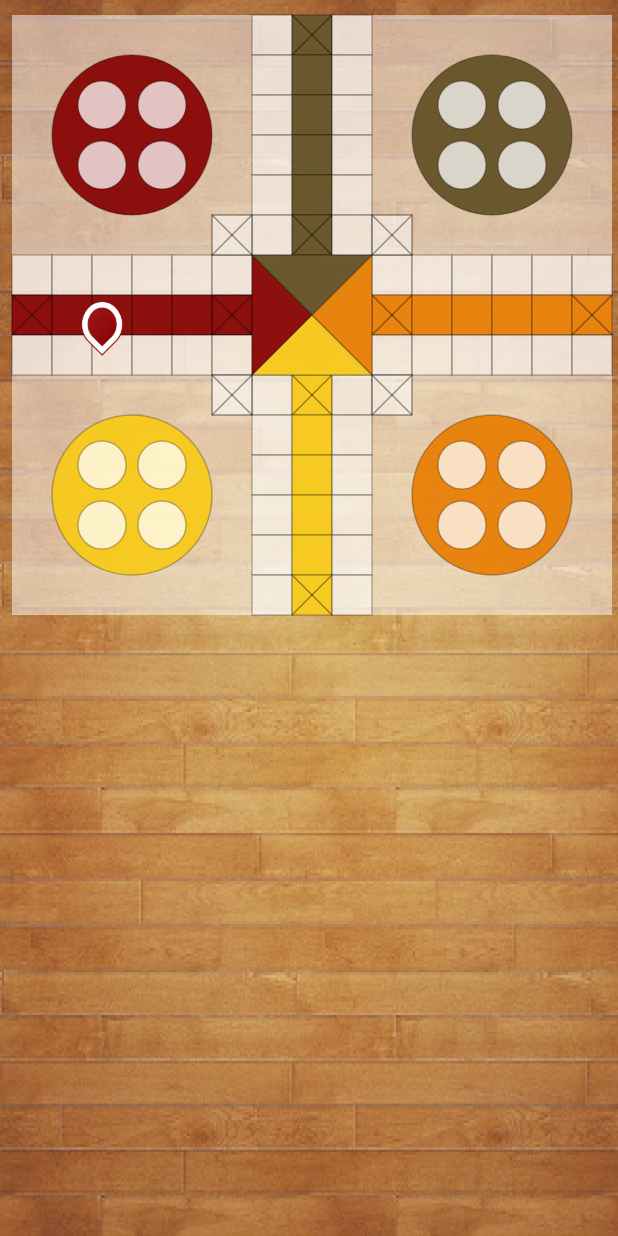
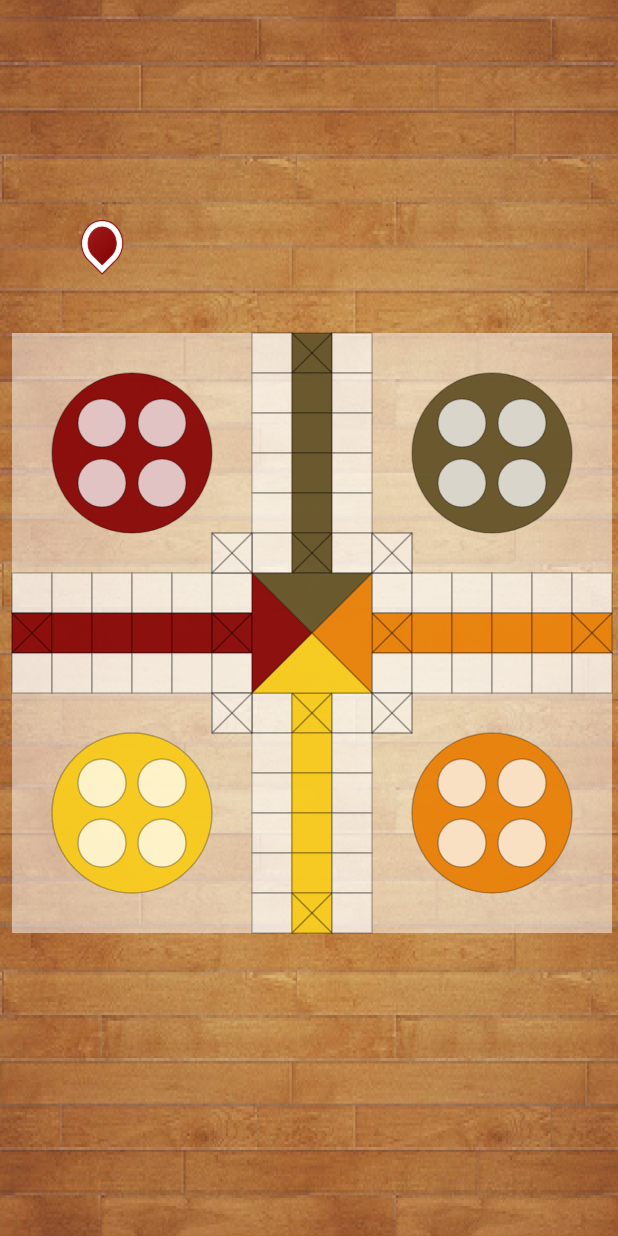
Before and after one commit to coder-selvarajan/thayam_flutter, a Flutter app: the screen it shows after launch, on a phone screen of 412 x 824 dp. Run offline on Flutter 3.47's test engine with Material 2 defaults, Android fonts, the phone set to English and light mode, and no system bars.

Commit message:
Rearranging the widgets & classes, Pawn animation with animationbuilder

```diff
--- a/lib/PawnDisplay.dart
+++ /dev/null
@@ -1,68 +0,0 @@
-import 'package:flutter/material.dart';
-import 'Constants.dart';
-import 'Pawn.dart';
-import 'dart:ui' as ui;
-
-class PawnDisplay extends StatefulWidget {
-  PawnDisplay(
-      {Key key, this.leftPawn, this.topPawn, this.rightPawn, this.bottomPawn})
-      : super(key: key);
-
-  ui.Image leftPawn;
-  ui.Image topPawn;
-  ui.Image rightPawn;
-  ui.Image bottomPawn;
-
-  @override
-  _PawnDisplayState createState() => _PawnDisplayState();
-}
-
-class _PawnDisplayState extends State<PawnDisplay> {
-  bool isBig = false;
-  double pawnWidth = bSquareWidth * 1.4;
-  double leftAdjustment = -bLeftOffset + bSquareWidth * 0.7;
-  double topAdjustment = -bTopOffset + bSquareWidth * 0.9;
-  double leftSquarePos = 2.25;
-  double topSquarePos = 3.75;
-
-  @override
-  Widget build(BuildContext context) {
-    return Stack(
-      children: <Widget>[
-        AnimatedPositioned(
-          left: (leftSquarePos * bSquareWidth) - leftAdjustment,
-          top: isBig ? (topSquarePos * bSquareWidth) - topAdjustment : 200,
-          width: pawnWidth,
-          height: pawnWidth,
-          child: GestureDetector(
-            onTap: () {
-              print('tapped the image');
-              setState(() {
-                isBig = !isBig;
-              });
-            },
-            child: Image.asset("assets/images/maroon-pawn.png"),
-          ),
-          duration: Duration(milliseconds: 300),
-          curve: Curves.easeInOutQuad,
-        ),
-//        CustomPaint(
-//          size: Size(400, 400),
-//          painter: Pawn(widget.leftPawn, 2.25, 2.25),
-//        ),
-//        CustomPaint(
-//          size: Size(400, 400),
-//          painter: Pawn(widget.leftPawn, 2.25, 3.75),
-//        ),
-//        CustomPaint(
-//          size: Size(400, 400),
-//          painter: Pawn(widget.leftPawn, 3.75, 2.25),
-//        ),
-//        CustomPaint(
-//          size: Size(400, 400),
-//          painter: Pawn(widget.leftPawn, 3.75, 3.75),
-//        ),
-      ],
-    );
-  }
-}
--- /dev/null
+++ b/lib/app.dart
@@ -0,0 +1,13 @@
+import 'package:flutter/material.dart';
+import 'screens/game.dart';
+
+class App extends StatelessWidget {
+  // This widget is the root of your application.
+  @override
+  Widget build(BuildContext context) {
+    return MaterialApp(
+      title: 'Thayam',
+      home: Game(),
+    );
+  }
+}
--- a/lib/main.dart
+++ b/lib/main.dart
@@ -1,92 +1,9 @@
-import 'package:ThayamGame/Board.dart';
-import 'package:ThayamGame/Pawns.dart';
-import 'package:ThayamGame/Pawn.dart';
 import 'package:flutter/material.dart';
-import 'dart:async';
-import 'dart:ui' as ui;
-import 'package:flutter/services.dart' show rootBundle;
-import 'package:flutter/painting.dart' show decodeImageFromList;
-import 'Constants.dart';
-import 'PawnDisplay.dart';
+import 'app.dart';
+//import 'package:flutter/rendering.dart';
 
 void main() {
-  runApp(MyApp());
+//  debugPaintSizeEnabled = true;
+
+  runApp(App());
 }
-
-class MyApp extends StatelessWidget {
-  MyApp() {
-    bWidth = 400; //MediaQuery.of(context).size.width - 20;
-    bHeight = bWidth;
-    bSquareWidth = bWidth / 15;
-    bLeftOffset = 8;
-    bTopOffset = 10;
-    print('initBoardSizes');
-  }
-
-  Size getBoardSize(BuildContext context) {
-    return Size(300, 300);
-  }
-
-  Future<ui.Image> loadImage(String imageName) async {
-    final data = await rootBundle.load(imageName);
-    return decodeImageFromList(data.buffer.asUint8List());
-  }
-
-  loadPawnImage() async {
-    leftPawn = await loadImage("assets/images/maroon-pawn.png");
-    topPawn = await loadImage("assets/images/dark-pawn.png");
-    rightPawn = await loadImage("assets/images/orange-pawn.png");
-    bottomPawn = await loadImage("assets/images/yellow-pawn.png");
-  }
-
-  ui.Image leftPawn;
-  ui.Image topPawn;
-  ui.Image rightPawn;
-  ui.Image bottomPawn;
-
-  initBoardSizes() {}
-
-  // This widget is the root of your application.
-  @override
-  Widget build(BuildContext context) {
-    initBoardSizes();
-    loadPawnImage();
-
-    return MaterialApp(
-      title: 'Thayam Flutter App',
-      home: Scaffold(
-        body: Container(
-          decoration: BoxDecoration(
-            image: DecorationImage(
-              image: AssetImage(
-                "assets/images/wooden-bg.png",
-              ),
-              fit: BoxFit.cover,
-            ),
-          ),
-          width: double.infinity,
-          height: double.infinity,
-          child: SafeArea(
-            child: Stack(
-              children: <Widget>[
-                CustomPaint(
-                  size: getBoardSize(context),
-                  painter: Board(),
-                ),
-                CustomPaint(
-                  size: getBoardSize(context),
-                  painter: Pawns(leftPawn, topPawn, rightPawn, bottomPawn),
-                ),
-                PawnDisplay(
-                    leftPawn: leftPawn,
-                    topPawn: topPawn,
-                    rightPawn: rightPawn,
-                    bottomPawn: bottomPawn),
-              ],
-            ),
-          ),
-        ),
-      ),
-    );
-  }
-}
--- /dev/null
+++ b/lib/screens/game.dart
@@ -0,0 +1,93 @@
+import 'package:flutter/material.dart';
+import 'dart:ui' as ui;
+import 'package:flutter/services.dart' show rootBundle;
+import 'package:flutter/painting.dart' show decodeImageFromList;
+import '../constants.dart';
+import '../widgets/board.dart';
+import '../widgets/pawnsPainter.dart';
+import '../widgets/pawn.dart';
+import '../widgets/pawns.dart';
+
+class Game extends StatefulWidget {
+  @override
+  _GameState createState() => _GameState();
+}
+
+class _GameState extends State<Game> {
+  @override
+  void initState() {
+    super.initState();
+
+    bWidth = 400; //MediaQuery.of(context).size.width - 20;
+    bHeight = bWidth;
+    bSquareWidth = bWidth / 15;
+    bLeftOffset = 8;
+    bTopOffset = 10;
+    print('initBoardSizes');
+  }
+
+  Size getBoardSize(BuildContext context) {
+    return Size(300, 300);
+  }
+
+  Future<ui.Image> loadImage(String imageName) async {
+    final data = await rootBundle.load(imageName);
+    return decodeImageFromList(data.buffer.asUint8List());
+  }
+
+  loadPawnImage() async {
+    leftPawn = await loadImage("assets/images/maroon-pawn.png");
+    topPawn = await loadImage("assets/images/dark-pawn.png");
+    rightPawn = await loadImage("assets/images/orange-pawn.png");
+    bottomPawn = await loadImage("assets/images/yellow-pawn.png");
+  }
+
+  ui.Image leftPawn;
+  ui.Image topPawn;
+  ui.Image rightPawn;
+  ui.Image bottomPawn;
+
+  initBoardSizes() {}
+
+  // This widget is the root of your application.
+  @override
+  Widget build(BuildContext context) {
+    initBoardSizes();
+    loadPawnImage();
+
+    print('Game build called');
+
+    return Scaffold(
+      body: Container(
+        decoration: BoxDecoration(
+          image: DecorationImage(
+            image: AssetImage(
+              "assets/images/wooden-bg.png",
+            ),
+            fit: BoxFit.cover,
+          ),
+        ),
+        width: double.infinity,
+        height: double.infinity,
+        child: Stack(
+//          overflow: Overflow.visible,
+          children: <Widget>[
+            Positioned(
+              left: 0,
+              top: (MediaQuery.of(context).size.height - 400) / 2,
+              child: CustomPaint(
+                size: getBoardSize(context),
+                painter: Board(),
+              ),
+            ),
+            Positioned(
+              left: 0,
+              top: (MediaQuery.of(context).size.height - 400) / 2,
+              child: Pawns(),
+            ),
+          ],
+        ),
+      ),
+    );
+  }
+}
--- a/lib/Board.dart
+++ b/lib/widgets/board.dart
@@ -1,13 +1,12 @@
 import "package:flutter/material.dart";
-import 'package:ThayamGame/Constants.dart';
+import 'package:ThayamGame/constants.dart';
 
 class Board extends CustomPainter {
   Canvas bCanvas;
 
   @override
   void paint(Canvas canvas, Size size) {
-    print("Canvas Width: ${size.width}");
-    print("Canvas Height: ${size.height}");
+//    print('Board paint called');
     bCanvas = canvas;
 
     drawBoard();
@@ -134,7 +133,6 @@ class Board extends CustomPainter {
 
   drawBottomTriangle(
       Paint paint, double left, double top, double width, double height) {
-    print('bottom triangle called');
     Path path = Path()
       ..moveTo(left, top + height)
       ..lineTo(left + (width / 2), top)
@@ -331,6 +329,6 @@ class Board extends CustomPainter {
 
   @override
   bool shouldRepaint(CustomPainter oldDelegate) {
-    return true;
+    return false;
   }
 }
--- a/lib/Pawn.dart
+++ b/lib/widgets/pawn.dart
@@ -3,7 +3,7 @@ import 'dart:ui' as ui;
 import 'dart:math' as math;
 import 'package:flutter/services.dart' show rootBundle;
 import 'package:flutter/painting.dart' show decodeImageFromList;
-import 'package:ThayamGame/Constants.dart';
+import 'package:ThayamGame/constants.dart';
 
 class Pawn extends CustomPainter {
   Pawn(this.pawnImage, this.leftSquarePos, this.topSquarePos);
--- /dev/null
+++ b/lib/widgets/pawns.dart
@@ -0,0 +1,85 @@
+import 'package:flutter/cupertino.dart';
+import 'package:flutter/material.dart';
+import '../constants.dart';
+import 'pawn.dart';
+import 'dart:ui' as ui;
+
+class Pawns extends StatefulWidget {
+//  Pawns({Key key, this.leftPawn, this.topPawn, this.rightPawn, this.bottomPawn})
+//      : super(key: key);
+//
+//  ui.Image leftPawn;
+//  ui.Image topPawn;
+//  ui.Image rightPawn;
+//  ui.Image bottomPawn;
+
+  @override
+  _PawnsState createState() => _PawnsState();
+}
+
+class _PawnsState extends State<Pawns> with TickerProviderStateMixin {
+  double pawnWidth = bSquareWidth * 1.4;
+  double leftAdjustment = -bLeftOffset + bSquareWidth * 0.7;
+  double topAdjustment = -bTopOffset + bSquareWidth * 0.9;
+  double leftSquarePos = 2.25;
+  double topSquarePos = 3.75;
+  Offset pos1;
+  Offset pos2;
+  Offset pos3;
+  Animation pawnAnimation;
+  AnimationController pawnController;
+
+  pawnTap() {
+    if (pawnController.status == AnimationStatus.completed) {
+      pawnController.reverse();
+    } else if (pawnController.status == AnimationStatus.dismissed) {
+      pawnController.forward();
+    }
+  }
+
+  @override
+  void initState() {
+    super.initState();
+
+    pos1 = Offset((leftSquarePos * bSquareWidth) - leftAdjustment,
+        (topSquarePos * bSquareWidth) - topAdjustment);
+    pos2 = Offset((leftSquarePos * bSquareWidth) - leftAdjustment,
+        (6 * bSquareWidth) - topAdjustment);
+    pos3 = Offset((6 * bSquareWidth) - leftAdjustment,
+        (6 * bSquareWidth) - topAdjustment);
+
+    pawnController = AnimationController(
+      duration: Duration(milliseconds: 300),
+      vsync: this,
+    );
+    pawnAnimation = Tween(begin: pos1, end: pos2).animate(
+      CurvedAnimation(parent: pawnController, curve: Curves.easeIn),
+    );
+
+    pawnController.forward();
+
+    pawnController.addStatusListener((status) {});
+  }
+
+  @override
+  Widget build(BuildContext context) {
+    print('Pawn build called');
+
+    return AnimatedBuilder(
+      animation: pawnAnimation,
+      builder: (context, child) {
+        return Positioned(
+          left: pawnAnimation.value.dx,
+          top: pawnAnimation.value.dy,
+          width: pawnWidth,
+          height: pawnWidth,
+          child: child,
+        );
+      },
+      child: GestureDetector(
+        onTap: pawnTap,
+        child: Image.asset("assets/images/maroon-pawn.png"),
+      ),
+    );
+  }
+}
--- a/lib/Pawns.dart
+++ b/lib/widgets/pawnsPainter.dart
@@ -1,13 +1,13 @@
 import 'package:flutter/cupertino.dart';
 import 'dart:ui' as ui;
 import 'dart:math' as math;
-import 'package:ThayamGame/Constants.dart';
+import 'package:ThayamGame/constants.dart';
 
 import 'package:flutter/services.dart' show rootBundle;
 import 'package:flutter/painting.dart' show decodeImageFromList;
 
-class Pawns extends CustomPainter {
-  Pawns(this.leftPawn, this.topPawn, this.rightPawn, this.bottomPawn);
+class PawnsPainter extends CustomPainter {
+  PawnsPainter(this.leftPawn, this.topPawn, this.rightPawn, this.bottomPawn);
   final ui.Image leftPawn;
   final ui.Image topPawn;
   final ui.Image rightPawn;
```
Also changed, not shown: lib/constants.dart (renamed from lib/Constants.dart), 1 other file.
